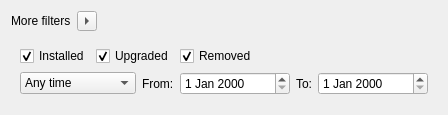
The window that filterswidget.ui (gcala/pacmanlogviewer) describes before a commit, drawn with Qt 5.
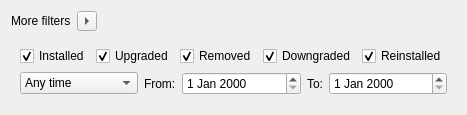
The same window after the commit. Icons and pictures are not drawn.

Commit message: Include downgraded and reinstalled actions

```diff
--- a/filterswidget.ui
+++ b/filterswidget.ui
@@ -119,6 +119,36 @@
           </property>
          </widget>
         </item>
+        <item>
+         <widget class="QCheckBox" name="downgradedCheckBox">
+          <property name="text">
+           <string>Downgraded</string>
+          </property>
+          <property name="icon">
+           <iconset theme="go-down">
+            <normaloff/>
+           </iconset>
+          </property>
+          <property name="checked">
+           <bool>true</bool>
+          </property>
+         </widget>
+        </item>
+        <item>
+         <widget class="QCheckBox" name="reinstalledCheckBox">
+          <property name="text">
+           <string>Reinstalled</string>
+          </property>
+          <property name="icon">
+           <iconset theme="view-refresh">
+            <normaloff/>
+           </iconset>
+          </property>
+          <property name="checked">
+           <bool>true</bool>
+          </property>
+         </widget>
+        </item>
         <item>
          <spacer name="horizontalSpacer_2">
           <property name="orientation">
```
Left out of the diff: 2 changed lines with no effect on the pictures. The commit also changes 4 other files.
